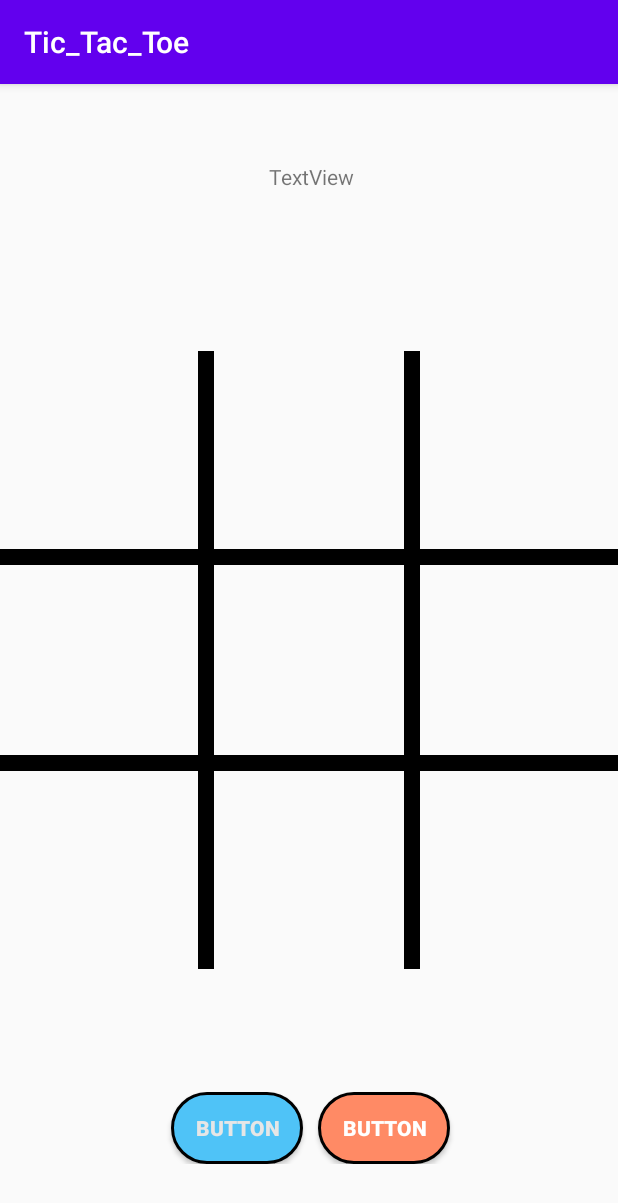
After one commit to Bahadir2409/Tic_Tac_Toe, an Android app: the GameDisplay screen opened directly, with no data from a screen before it, on a phone screen of 412 x 824 dp. The commit adds this screen. Shown: the top 1203 px of the screen. Run offline under Robolectric (Android 15) with nearby library versions, the phone set to English and light mode, and no system bars.

Commit message:
BoardScreen

```diff
--- a/app/src/main/AndroidManifest.xml
+++ b/app/src/main/AndroidManifest.xml
@@ -9,7 +9,8 @@
         android:roundIcon="@mipmap/ic_launcher_round"
         android:supportsRtl="true"
         android:theme="@style/Theme.Tic_Tac_Toe">
-        <activity android:name=".PlayerSetup"></activity>
+        <activity android:name=".GameDisplay"></activity>
+        <activity android:name=".PlayerSetup" />
         <activity android:name=".MainActivity">
             <intent-filter>
                 <action android:name="android.intent.action.MAIN" />
--- /dev/null
+++ b/app/src/main/java/com/layercontent/tic_tac_toe/GameDisplay.java
@@ -0,0 +1,23 @@
+package com.layercontent.tic_tac_toe;
+
+import androidx.appcompat.app.AppCompatActivity;
+
+import android.content.Intent;
+import android.os.Bundle;
+import android.view.View;
+
+public class GameDisplay extends AppCompatActivity {
+
+    @Override
+    protected void onCreate(Bundle savedInstanceState) {
+        super.onCreate(savedInstanceState);
+        setContentView(R.layout.activity_game_display);
+    }
+    public void playAgainButton(View view){
+        //do fancy stıff
+    }
+    public void homeButtonClick(View view){
+        startActivity(new Intent(GameDisplay.this,MainActivity.class));
+        finish();
+    }
+}
--- a/app/src/main/java/com/layercontent/tic_tac_toe/MainActivity.java
+++ b/app/src/main/java/com/layercontent/tic_tac_toe/MainActivity.java
@@ -16,11 +16,8 @@ public class MainActivity extends AppCompatActivity {
 
     }
     public void playButton(View view){
-        view.setOnClickListener(new View.OnClickListener() {
-            @Override
-            public void onClick(View v) {
+
                 startActivity(new Intent(MainActivity.this,PlayerSetup.class));
-            }
-        });
+
     }
 }
--- a/app/src/main/java/com/layercontent/tic_tac_toe/PlayerSetup.java
+++ b/app/src/main/java/com/layercontent/tic_tac_toe/PlayerSetup.java
@@ -2,13 +2,28 @@ package com.layercontent.tic_tac_toe;
 
 import androidx.appcompat.app.AppCompatActivity;
 
+import android.content.Intent;
 import android.os.Bundle;
+import android.view.View;
+import android.widget.EditText;
 
 public class PlayerSetup extends AppCompatActivity {
+EditText play1,play2;
 
     @Override
     protected void onCreate(Bundle savedInstanceState) {
         super.onCreate(savedInstanceState);
         setContentView(R.layout.activity_player_setup);
+        play1=findViewById(R.id.editTextTextPersonName);
+        play2=findViewById(R.id.editTextTextPersonName2);
+
+    }
+    public void submitButttonClik(View view){
+        String player1Nmae=play1.getText().toString().trim();
+        String player2Nmae=play2.getText().toString().trim();
+        Intent intent=new Intent(this,GameDisplay.class);
+        intent.putExtra("PLAYER_NAMES",new String[]{player1Nmae,player2Nmae});
+        startActivity(intent);
+
     }
 }
--- /dev/null
+++ b/app/src/main/java/com/layercontent/tic_tac_toe/TicTacToeBoard.java
@@ -0,0 +1,63 @@
+package com.layercontent.tic_tac_toe;
+
+import android.content.Context;
+import android.content.res.TypedArray;
+import android.graphics.Canvas;
+import android.graphics.Paint;
+import android.util.AttributeSet;
+import android.view.View;
+
+import androidx.annotation.Nullable;
+
+public class TicTacToeBoard extends View {
+    private final  int boardColor;
+    private final  int xColor;
+    private final  int OColor;
+    private final  int winningLineColor;
+    private final Paint paint=new Paint();
+    private int cellSize=getWidth()/3;
+    public TicTacToeBoard(Context context, @Nullable AttributeSet attrs) {
+        super(context, attrs);
+
+        TypedArray array=context.getTheme().obtainStyledAttributes
+                (attrs,R.styleable.TicTacToeBoard,0,0);
+        try {
+            boardColor=array.getInteger(R.styleable.TicTacToeBoard_boardColor,0);
+            xColor=array.getInteger(R.styleable.TicTacToeBoard_Xcolor,0);
+            OColor=array.getInteger(R.styleable.TicTacToeBoard_Ocolor,0);
+            winningLineColor=array.getInteger(R.styleable.TicTacToeBoard_winningLineColor,0);
+        }finally {
+            array.recycle();
+        }
+
+    }
+
+    @Override
+    protected void onMeasure(int width, int height) {
+        super.onMeasure(width, height);
+
+        int dimensions=Math.min(getMeasuredWidth(),getMeasuredHeight());
+         cellSize=dimensions/3;
+        setMeasuredDimension(dimensions,dimensions);
+
+    }
+
+    @Override
+    protected void onDraw(Canvas canvas) {
+        paint.setStyle(Paint.Style.STROKE);
+        paint.setAntiAlias(true);
+        drawGameBoard(canvas);
+
+        super.onDraw(canvas);
+    }
+    private void drawGameBoard(Canvas canvas){
+        paint.setColor(boardColor);
+        paint.setStrokeWidth(16);
+    for (int c=1;c<3;c++){
+        canvas.drawLine(cellSize*c,0,cellSize*c,canvas.getWidth(),paint);
+    }
+        for (int r=1;r<3;r++){
+            canvas.drawLine(0,cellSize*r,canvas.getWidth(),cellSize*r,paint);
+        }
+    }
+}
--- /dev/null
+++ b/app/src/main/res/layout/activity_game_display.xml
@@ -0,0 +1,79 @@
+<?xml version="1.0" encoding="utf-8"?>
+<androidx.constraintlayout.widget.ConstraintLayout xmlns:android="http://schemas.android.com/apk/res/android"
+    xmlns:app="http://schemas.android.com/apk/res-auto"
+    xmlns:tools="http://schemas.android.com/tools"
+    android:layout_width="match_parent"
+    android:layout_height="match_parent"
+    xmlns:custom="http://schemas.android.com/apk/res-auto"
+    tools:context=".GameDisplay">
+
+    <TextView
+        android:id="@+id/textView5"
+        android:layout_width="wrap_content"
+        android:layout_height="wrap_content"
+        android:layout_marginTop="52dp"
+        android:text="TextView"
+
+        app:layout_constraintEnd_toEndOf="parent"
+        app:layout_constraintHorizontal_bias="0.504"
+        app:layout_constraintStart_toStartOf="parent"
+        app:layout_constraintTop_toTopOf="parent" />
+
+    <androidx.constraintlayout.widget.ConstraintLayout
+        android:layout_width="wrap_content"
+        android:layout_height="wrap_content"
+        android:layout_marginBottom="48dp"
+        app:layout_constraintBottom_toBottomOf="parent"
+        app:layout_constraintEnd_toEndOf="parent"
+        app:layout_constraintHorizontal_bias="0.497"
+        app:layout_constraintStart_toStartOf="parent">
+
+        <Button
+            android:id="@+id/button3"
+            android:layout_width="wrap_content"
+            android:layout_height="wrap_content"
+            android:layout_marginLeft="10dp"
+            android:background="@drawable/blue_button"
+            android:onClick="playAgainButton"
+            android:text="Button"
+            android:textColor="#E6E6E6"
+            android:textStyle="bold"
+            app:layout_constraintBottom_toBottomOf="parent"
+            app:layout_constraintEnd_toEndOf="parent"
+            app:layout_constraintHorizontal_bias="0.022"
+            app:layout_constraintStart_toStartOf="parent"
+
+            app:layout_constraintTop_toTopOf="parent"
+            app:layout_constraintVertical_bias="0.0" />
+
+        <Button
+            android:id="@+id/button4"
+            android:layout_width="wrap_content"
+            android:layout_height="wrap_content"
+            android:layout_marginStart="10dp"
+            android:layout_marginEnd="10dp"
+            android:background="@drawable/red_button"
+            android:onClick="homeButtonClick"
+            android:text="Button"
+            android:textColor="@color/white"
+            android:textStyle="bold"
+            app:layout_constraintBottom_toBottomOf="parent"
+            app:layout_constraintEnd_toEndOf="parent"
+            app:layout_constraintHorizontal_bias="0.0"
+            app:layout_constraintStart_toEndOf="@id/button3"
+            app:layout_constraintTop_toTopOf="parent"
+            app:layout_constraintVertical_bias="0.0" />
+    </androidx.constraintlayout.widget.ConstraintLayout>
+
+    <com.layercontent.tic_tac_toe.TicTacToeBoard
+        android:id="@+id/ticTacToeBoard"
+        android:layout_width="wrap_content"
+        android:layout_height="wrap_content"
+        app:layout_constraintBottom_toBottomOf="parent"
+        app:layout_constraintEnd_toEndOf="parent"
+        app:layout_constraintStart_toStartOf="parent"
+        app:layout_constraintTop_toTopOf="parent"
+        custom:boardColor="#000000"/>
+
+
+</androidx.constraintlayout.widget.ConstraintLayout>
--- a/app/src/main/res/layout/activity_player_setup.xml
+++ b/app/src/main/res/layout/activity_player_setup.xml
@@ -74,10 +74,11 @@
         android:layout_marginTop="60dp"
         android:background="@drawable/red_button"
         android:gravity="center"
+        android:onClick="submitButttonClik"
         android:text="@string/submitbutton"
         android:textColor="@color/white"
         android:textStyle="bold"
-       app:layout_constraintStart_toStartOf="parent"
         app:layout_constraintEnd_toEndOf="parent"
+        app:layout_constraintStart_toStartOf="parent"
         app:layout_constraintTop_toBottomOf="@+id/editTextTextPersonName2" />
 </androidx.constraintlayout.widget.ConstraintLayout>
--- /dev/null
+++ b/app/src/main/res/values/attrs.xml
@@ -0,0 +1,9 @@
+<?xml version="1.0" encoding="utf-8"?>
+<resources>
+    <declare-styleable name="TicTacToeBoard">
+        <attr name="boardColor" format="color"/>
+        <attr name="Xcolor" format="color"/>
+        <attr name="Ocolor" format="color"/>
+        <attr name="winningLineColor" format="color"/>
+    </declare-styleable>
+</resources>
```
